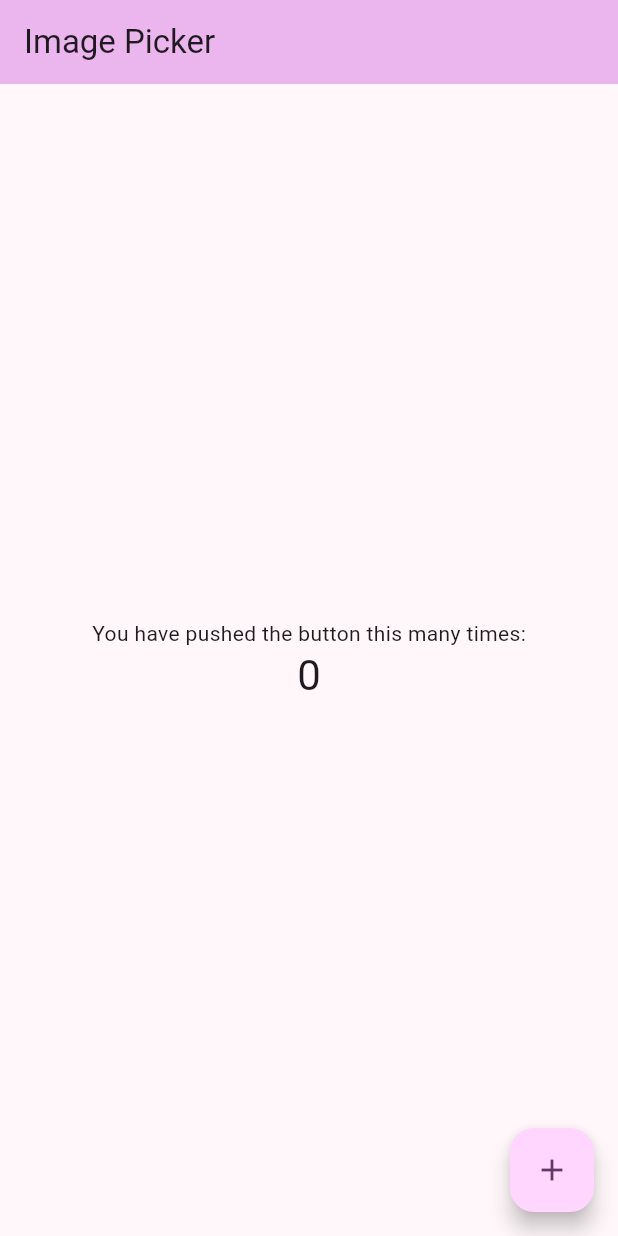
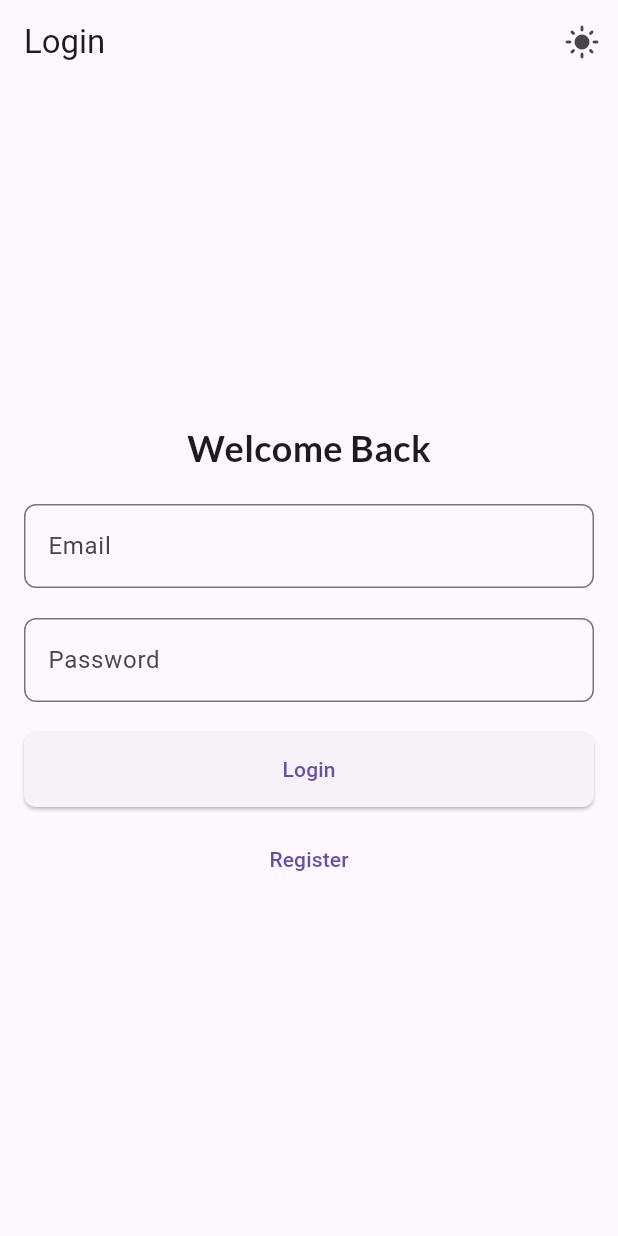
Before and after one commit to OmarHossam666/omar_hossam_fathey, a Flutter app: the screen it shows after launch, on a phone screen of 412 x 824 dp. Run offline on Flutter 3.47's test engine with Material 3 defaults, Android fonts, the light colour scheme and no system bars; our stand-ins replace firebase_auth, firebase_core, get, google_fonts; accounts and stored records are empty.

Commit message:
Implementing a login screen using Firebase Authentication and GetX.

```diff
--- a/analysis_options.yaml
+++ b/analysis_options.yaml
@@ -10,7 +10,6 @@
 include: package:flutter_lints/flutter.yaml
 
 analyzer:
-  strong-mode: true
   errors:
     unused_local_variable: ignore
 
@@ -22,7 +21,6 @@ linter:
     - constant_identifier_names
     - empty_constructor_bodies
     - non_constant_identifier_names
-    - prefer_single_quotes
     - sort_constructors_first
 # Additional information about this file can be found at
 # https://dart.dev/guides/language/analysis-options
--- /dev/null
+++ b/lib/auth_controller.dart
@@ -0,0 +1,59 @@
+import 'package:firebase_auth/firebase_auth.dart';
+import 'package:get/get.dart';
+import 'login_screen.dart';
+import 'home_screen.dart';
+
+class AuthController extends GetxController
+{
+  static AuthController instance = Get.find();
+  late Rx<User?> _user;
+  FirebaseAuth auth = FirebaseAuth.instance;
+
+  _setInitialScreen(User? user)
+  {
+    if (user == null)
+    {
+      Get.offAll(() => LoginScreen());
+    } else {
+      Get.offAll(() => HomeScreen());
+    }
+  }
+
+  void register(String email, String password) async
+  {
+    try
+    {
+      await auth.createUserWithEmailAndPassword(email: email , password: password);
+    }
+    catch (error)
+    {
+      Get.snackbar('Error creating account' , error.toString());
+    }
+  }
+
+  void login(String email, String password) async
+  {
+    try
+    {
+      await auth.signInWithEmailAndPassword(email: email, password: password);
+    }
+    catch (error)
+    {
+      Get.snackbar('Error logging in' , error.toString());
+    }
+  }
+
+  void logOut() async
+  {
+    await auth.signOut();
+  }
+
+  @override
+  void onReady()
+  {
+    super.onReady();
+    _user = Rx<User?>(auth.currentUser);
+    _user.bindStream(auth.userChanges());
+    ever(_user , _setInitialScreen);
+  }
+}
--- /dev/null
+++ b/lib/login_screen.dart
@@ -0,0 +1,101 @@
+import 'package:flutter/material.dart';
+import 'package:get/get.dart';
+import 'package:google_fonts/google_fonts.dart';
+import 'auth_controller.dart';
+import 'theme_controller.dart';
+
+class LoginScreen extends StatelessWidget
+{
+  LoginScreen({super.key});
+
+  final AuthController authController = Get.put(AuthController());
+  final ThemeController themeController = Get.put(ThemeController());
+
+  final TextEditingController emailController = TextEditingController();
+  final TextEditingController passwordController = TextEditingController();
+
+  @override
+  Widget build(BuildContext context)
+  {
+    return Scaffold(
+      appBar: AppBar(
+        title: const Text("Login"),
+        actions: [
+          IconButton(
+            icon: Icon(themeController.isDarkMode.value ? Icons.dark_mode : Icons.light_mode),
+            onPressed: themeController.toggleTheme,
+          ),
+        ],
+      ),
+      body: Center(
+        child: Padding(
+          padding: const EdgeInsets.all(16.0),
+          child: SingleChildScrollView(
+            child: Column(
+              mainAxisAlignment: MainAxisAlignment.center,
+              children: [
+                Text(
+                  "Welcome Back",
+                  style: GoogleFonts.lato(
+                    fontSize: 24,
+                    fontWeight: FontWeight.bold,
+                  ),
+                ),
+                const SizedBox(height: 20),
+                TextField(
+                  controller: emailController,
+                  decoration: InputDecoration(
+                    labelText: "Email",
+                    border: OutlineInputBorder(
+                      borderRadius: BorderRadius.circular(8.0),
+                    ),
+                  ),
+                ),
+                const SizedBox(height: 20),
+                TextField(
+                  controller: passwordController,
+                  decoration: InputDecoration(
+                    labelText: "Password",
+                    border: OutlineInputBorder(
+                      borderRadius: BorderRadius.circular(8.0),
+                    ),
+                  ),
+                  obscureText: true,
+                ),
+                const SizedBox(height: 20),
+                ElevatedButton(
+                  onPressed: () {
+                    authController.login(
+                      emailController.text.trim(),
+                      passwordController.text.trim(),
+                    );
+                  },
+                  style: ElevatedButton.styleFrom(
+                    minimumSize: const Size(double.infinity, 50),
+                    shape: RoundedRectangleBorder(
+                      borderRadius: BorderRadius.circular(8.0),
+                    ),
+                  ),
+                  child: const Text("Login"),
+                ),
+                const SizedBox(height: 10),
+                TextButton(
+                  onPressed: () {
+                    authController.register(
+                      emailController.text.trim(),
+                      passwordController.text.trim(),
+                    );
+                  },
+                  style: TextButton.styleFrom(
+                    minimumSize: const Size(double.infinity, 50),
+                  ),
+                  child: const Text("Register"),
+                ),
+              ],
+            ),
+          ),
+        ),
+      ),
+    );
+  }
+}
--- a/lib/main.dart
+++ b/lib/main.dart
@@ -1,138 +1,53 @@
-import 'package:firebase_core/firebase_core.dart';
-import 'package:flutter/foundation.dart';
 import 'package:flutter/material.dart';
 import 'package:get/get.dart';
+import 'package:firebase_core/firebase_core.dart';
+import 'auth_controller.dart';
+import 'login_screen.dart';
+import 'home_screen.dart';
+import 'theme_controller.dart';
+import 'firebase_options.dart'; // Add this import for Firebase options
+import 'package:google_fonts/google_fonts.dart';
 
-Future main() async {
+void main() async
+{
   WidgetsFlutterBinding.ensureInitialized();
-  if (kIsWeb) {
-    await Firebase.initializeApp(
-        options: const FirebaseOptions(
-            apiKey: 'AIzaSyDtKA2DqvO13xRdFr3rGh3kj0tAjDHx6Js',
-            appId: '1:518137228236:web:3be76cf6d65aa6f46d8b69',
-            messagingSenderId: '518137228236',
-            projectId: 'omar-hossam-fathey'));
-  }
-  await Firebase.initializeApp();
+  await Firebase.initializeApp(
+    options: DefaultFirebaseOptions.currentPlatform,
+  );
+  Get.put(AuthController()); // Ensure the AuthController is instantiated
+  Get.put(ThemeController()); // Initialize ThemeController
   runApp(const MyApp());
 }
 
-class MyApp extends StatelessWidget {
+class MyApp extends StatelessWidget
+{
   const MyApp({super.key});
 
-  // This widget is the root of your application.
   @override
-  Widget build(BuildContext context) {
-    return MaterialApp(
-      title: 'Flutter Demo',
-      theme: ThemeData(
-        // This is the theme of your application.
-        //
-        // TRY THIS: Try running your application with "flutter run". You'll see
-        // the application has a purple toolbar. Then, without quitting the app,
-        // try changing the seedColor in the colorScheme below to Colors.green
-        // and then invoke "hot reload" (save your changes or press the "hot
-        // reload" button in a Flutter-supported IDE, or press "r" if you used
-        // the command line to start the app).
-        //
-        // Notice that the counter didn't reset back to zero; the application
-        // state is not lost during the reload. To reset the state, use hot
-        // restart instead.
-        //
-        // This works for code too, not just values: Most code changes can be
-        // tested with just a hot reload.
-        colorScheme: ColorScheme.fromSeed(seedColor: Colors.purple),
-        useMaterial3: true,
+  Widget build(BuildContext context)
+  {
+    final ThemeController themeController = Get.find();
+
+    return Obx(
+      () => GetMaterialApp(
+        title: 'Login App',
+        theme: ThemeData(
+          brightness: Brightness.light,
+          primaryColor: Colors.blue,
+          textTheme: GoogleFonts.robotoTextTheme(),
+        ),
+        darkTheme: ThemeData(
+          brightness: Brightness.dark,
+          primaryColor: Colors.blue,
+          textTheme: GoogleFonts.robotoTextTheme(),
+        ),
+        themeMode: themeController.isDarkMode.value ? ThemeMode.dark : ThemeMode.light,
+        initialRoute: '/',
+        getPages: [
+          GetPage(name: '/', page: () => LoginScreen()),
+          GetPage(name: '/home', page: () => HomeScreen()),
+        ],
       ),
-      home: const MyHomePage(title: 'Image Picker'),
     );
   }
 }
-
-class MyHomePage extends StatefulWidget {
-  const MyHomePage({super.key, required this.title});
-
-  // This widget is the home page of your application. It is stateful, meaning
-  // that it has a State object (defined below) that contains fields that affect
-  // how it looks.
-
-  // This class is the configuration for the state. It holds the values (in this
-  // case the title) provided by the parent (in this case the App widget) and
-  // used by the build method of the State. Fields in a Widget subclass are
-  // always marked "final".
-
-  final String title;
-
-  @override
-  State<MyHomePage> createState() => _MyHomePageState();
-}
-
-class _MyHomePageState extends State<MyHomePage> {
-  int _counter = 0;
-
-  void _incrementCounter() {
-    setState(() {
-      // This call to setState tells the Flutter framework that something has
-      // changed in this State, which causes it to rerun the build method below
-      // so that the display can reflect the updated values. If we changed
-      // _counter without calling setState(), then the build method would not be
-      // called again, and so nothing would appear to happen.
-      _counter++;
-    });
-  }
-
-  @override
-  Widget build(BuildContext context) {
-    // This method is rerun every time setState is called, for instance as done
-    // by the _incrementCounter method above.
-    //
-    // The Flutter framework has been optimized to make rerunning build methods
-    // fast, so that you can just rebuild anything that needs updating rather
-    // than having to individually change instances of widgets.
-    return Scaffold(
-      appBar: AppBar(
-        // TRY THIS: Try changing the color here to a specific color (to
-        // Colors.amber, perhaps?) and trigger a hot reload to see the AppBar
-        // change color while the other colors stay the same.
-        backgroundColor: Theme.of(context).colorScheme.inversePrimary,
-        // Here we take the value from the MyHomePage object that was created by
-        // the App.build method, and use it to set our appbar title.
-        title: Text(widget.title),
-      ),
-      body: Center(
-        // Center is a layout widget. It takes a single child and positions it
-        // in the middle of the parent.
-        child: Column(
-          // Column is also a layout widget. It takes a list of children and
-          // arranges them vertically. By default, it sizes itself to fit its
-          // children horizontally, and tries to be as tall as its parent.
-          //
-          // Column has various properties to control how it sizes itself and
-          // how it positions its children. Here we use mainAxisAlignment to
-          // center the children vertically; the main axis here is the vertical
-          // axis because Columns are vertical (the cross axis would be
-          // horizontal).
-          //
-          // TRY THIS: Invoke "debug painting" (choose the "Toggle Debug Paint"
-          // action in the IDE, or press "p" in the console), to see the
-          // wireframe for each widget.
-          mainAxisAlignment: MainAxisAlignment.center,
-          children: <Widget>[
-            const Text(
-              'You have pushed the button this many times:',
-            ),
-            Text(
-              '$_counter',
-              style: Theme.of(context).textTheme.headlineMedium,
-            ),
-          ],
-        ),
-      ),
-      floatingActionButton: FloatingActionButton(
-        onPressed: _incrementCounter,
-        tooltip: 'Increment',
-        child: const Icon(Icons.add),
-      ), // This trailing comma makes auto-formatting nicer for build methods.
-    );
-  }
-}
--- /dev/null
+++ b/lib/theme_controller.dart
@@ -0,0 +1,13 @@
+import 'package:flutter/material.dart';
+import 'package:get/get.dart';
+
+class ThemeController extends GetxController
+{
+  var isDarkMode = false.obs;
+
+  void toggleTheme()
+  {
+    isDarkMode.value = !isDarkMode.value;
+    Get.changeThemeMode(isDarkMode.value ? ThemeMode.dark : ThemeMode.light);
+  }
+}
--- a/pubspec.yaml
+++ b/pubspec.yaml
@@ -40,6 +40,7 @@ dependencies:
   cloud_firestore: ^5.1.0
   firebase_auth: ^5.1.2
   firebase_storage: ^12.1.1
+  google_fonts: ^6.2.1
 
 dev_dependencies:
   flutter_test:
```
Also changed, not shown: lib/home_screen.dart (added, +37 -0 lines), pubspec.lock, 4 other files.
